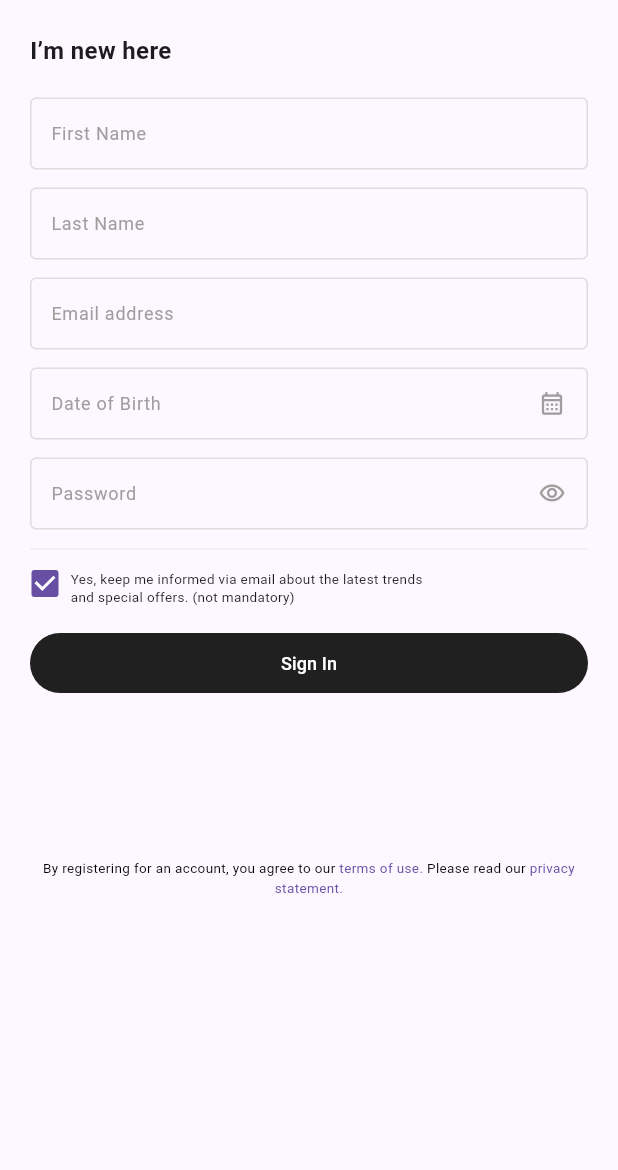
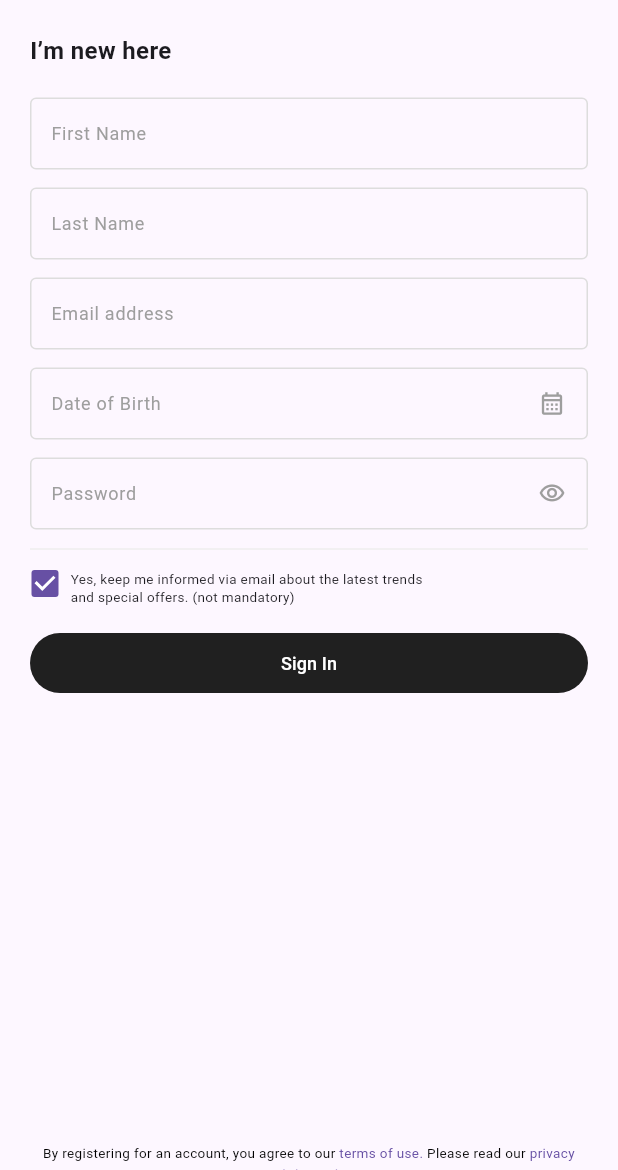
Before and after one commit to Toka-EzzEldin/verve_app, a Flutter app: the RegisterPage screen opened by its route, on a phone screen of 412 x 824 dp, the part 66-1236 px from its top. Run offline on Flutter 3.47's test engine with Material 3 defaults, Android fonts, the phone set to English and light mode, and no system bars; our stand-ins replace lottie.

Commit message:
Increase height of SizedBox for Terms section

```diff
--- a/lib/features/Home/register.dart
+++ b/lib/features/Home/register.dart
@@ -336,7 +336,7 @@ class _RegisterPageState extends State<RegisterPage> {
                       ),
                     ),
 
-                    const SizedBox(height: 110), // Terms
+                    const SizedBox(height: 300), // Terms
                     const Center(
                       child: Text.rich(
                         TextSpan(
```
